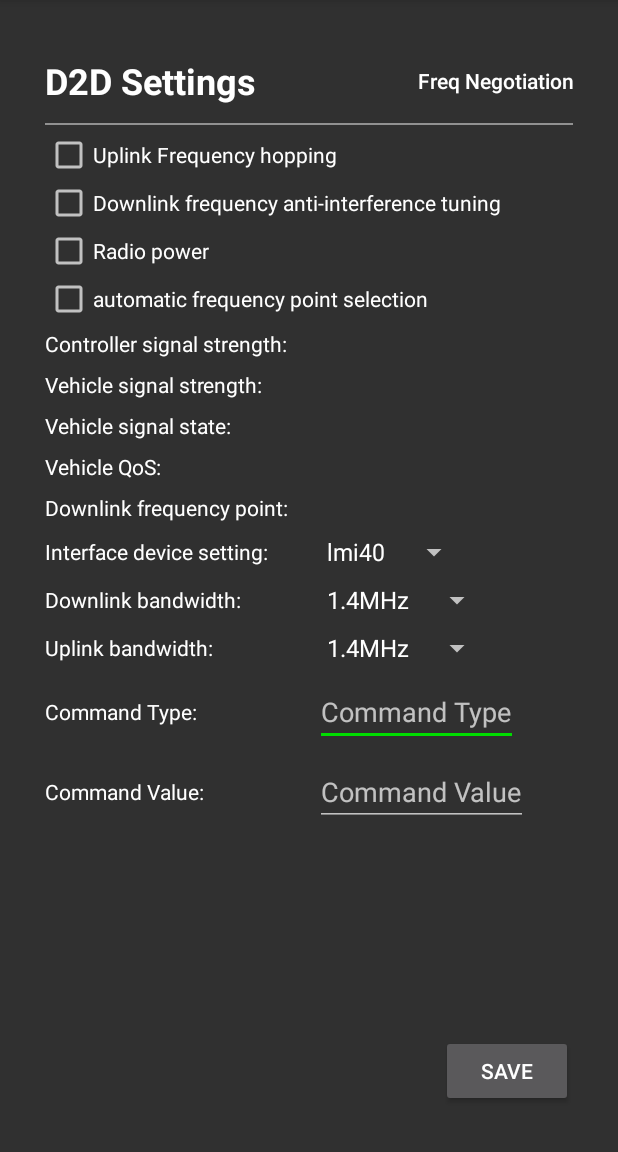
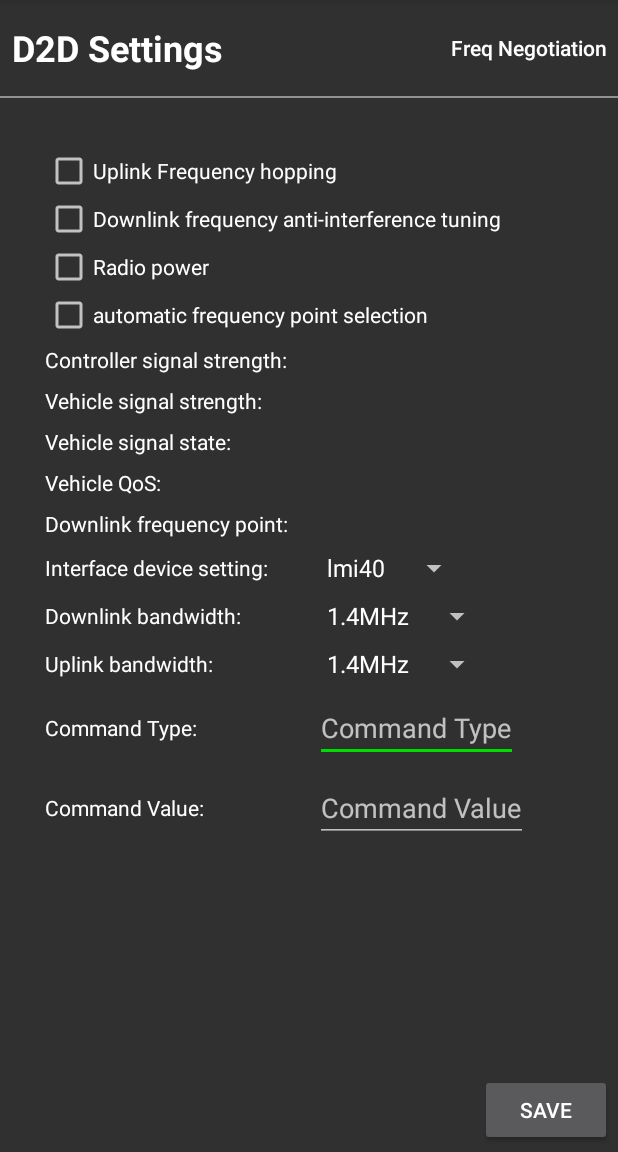
Before and after one commit to kellyschrock/HereLinkSettings, an Android app: the D2DSettingsActivity screen opened directly, with no data from a screen before it, on a phone screen of 412 x 824 dp, the part 84-1236 px from its top. Run offline under Robolectric (Android 15) with nearby library versions, the phone set to English and light mode, and no system bars.

Commit message:
Fix scrolling bug

```diff
--- a/app/src/main/java/com/fognl/herelink/herelinksettings/D2DSettingsActivity.kt
+++ b/app/src/main/java/com/fognl/herelink/herelinksettings/D2DSettingsActivity.kt
@@ -8,6 +8,7 @@ import android.os.*
 import android.provider.Settings
 import android.util.Log
 import android.view.View
+import android.view.WindowManager
 import android.widget.AdapterView
 import android.widget.Toast
 import androidx.appcompat.app.AppCompatActivity
@@ -551,6 +552,9 @@ class D2DSettingsActivity : AppCompatActivity() {
 
     override fun onResume() {
         super.onResume()
+
+        getWindow().setSoftInputMode(WindowManager.LayoutParams.SOFT_INPUT_STATE_HIDDEN);
+
         bindToD2DService()
         updateD2dIfaceDev()
         updateD2dBandwidth()
--- a/app/src/main/res/layout/activity_d2d_settings.xml
+++ b/app/src/main/res/layout/activity_d2d_settings.xml
@@ -8,14 +8,15 @@
     android:orientation="vertical"
     tools:context=".D2DSettingsActivity"
     >
-
     <LinearLayout
-        android:layout_width="match_parent"
-        android:layout_height="match_parent"
-        android:orientation="vertical"
-        android:padding="30dp"
+        android:id="@+id/layout_top"
+        android:layout_alignParentTop="true"
+        android:paddingLeft="@dimen/padding_medium"
+        android:paddingRight="@dimen/padding_medium"
+        android:paddingTop="@dimen/padding_medium"
+        android:paddingBottom="@dimen/padding_small"
+        style="@style/Layout.Horizontal"
         >
-        <LinearLayout style="@style/Layout.Horizontal">
         <TextView
             android:layout_width="0dip"
             android:layout_height="wrap_content"
@@ -36,10 +37,25 @@
     <View
         android:layout_width="match_parent"
         android:layout_height="1dp"
+        android:layout_below="@id/layout_top"
         android:layout_marginTop="@dimen/padding_small"
         android:layout_marginBottom="@dimen/padding_small"
         android:background="@color/muted_white"
         />
+
+    <ScrollView
+        android:layout_width="match_parent"
+        android:layout_height="wrap_content"
+        android:layout_below="@id/layout_top"
+        android:layout_marginTop="@dimen/padding_medium"
+        android:fillViewport="true"
+        >
+        <LinearLayout
+            android:layout_width="match_parent"
+            android:layout_height="match_parent"
+            android:orientation="vertical"
+            android:padding="30dp"
+            >
 
             <CheckBox
                 android:id="@+id/chk_uplink_freq_hopping"
@@ -217,7 +233,7 @@
                     android:layout_height="wrap_content"
                     android:hint="@string/hint_cmd_value"
                     android:inputType="textNoSuggestions"
-                android:imeOptions="actionNext"
+                    android:imeOptions="actionDone"
                     android:minWidth="90dp"
                     />
             </LinearLayout>
@@ -228,9 +244,15 @@
                 android:layout_weight="1"
                 />
 
+        </LinearLayout>
+    </ScrollView>
+
     <LinearLayout
         android:layout_width="match_parent"
         android:layout_height="wrap_content"
+        android:layout_alignParentBottom="true"
+        android:padding="@dimen/padding_small"
+        android:gravity="center_vertical"
         android:orientation="horizontal"
         >
         <Space
@@ -246,7 +268,7 @@
             android:text="@string/btn_save"
             />
     </LinearLayout>
-    </LinearLayout>
+
 
     <LinearLayout
         android:id="@+id/layout_progress"
```
Lines whose indentation alone changed are shown as unchanged.
